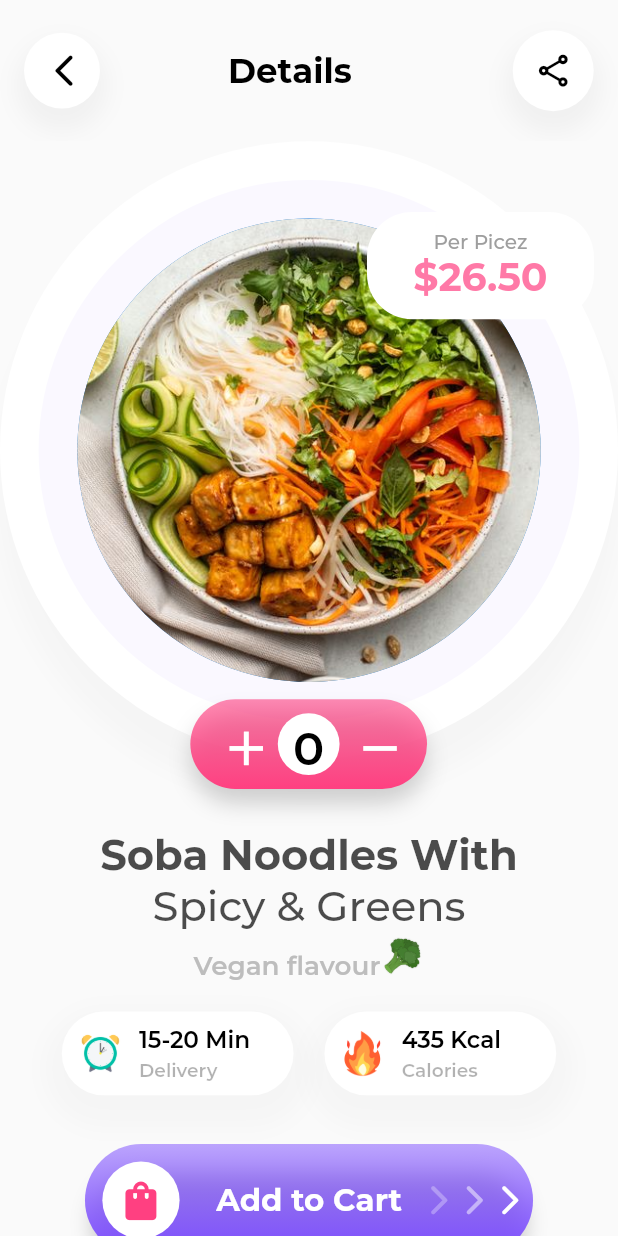
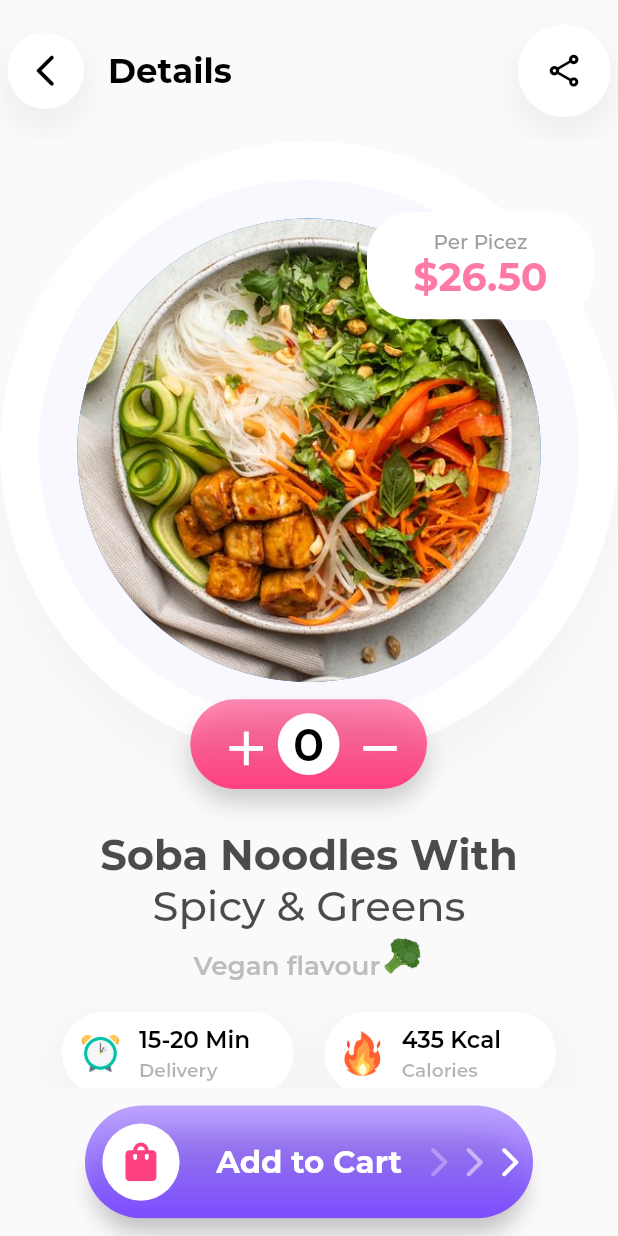
Before and after one commit to hatuan314/flutter-basic, a Flutter app: the B8Bai1 screen opened by its route, on a phone screen of 412 x 824 dp. Run offline on Flutter 3.47's test engine with Material 2 defaults, Android fonts, the phone set to English and light mode, and no system bars; our stand-ins replace dotted_border, flutter_screenutil, material_floating_search_bar; project files that could hold a hidden picture were left out.

Commit message:
Review buoi8

```diff
--- a/flutter_basic_app/lib/presentation/journey/buoi_8/bai_1/b8_bai_1.dart
+++ b/flutter_basic_app/lib/presentation/journey/buoi_8/bai_1/b8_bai_1.dart
@@ -17,7 +17,7 @@ class B8Bai1 extends StatelessWidget{
           scrollDirection: Axis.vertical,
             shrinkWrap: true,
             children:[
-              B1appbar(),
+              B1AppBarWidget(),
               SizedBox(
               height: ScreenUtil().screenWidth+35,
               child: foodItem(context)),
@@ -28,9 +28,10 @@ class B8Bai1 extends StatelessWidget{
               bottom: ScreenUtil().setWidth(20)),
               child: deliveryAndCalories(),
             ),
-             addToCartButton(),
+
             ]
         ),
+       bottomNavigationBar: addToCartButton(),
      );
   }
 
--- a/flutter_basic_app/lib/presentation/journey/buoi_8/bai_1/widget/b1_appbar.dart
+++ b/flutter_basic_app/lib/presentation/journey/buoi_8/bai_1/widget/b1_appbar.dart
@@ -1,20 +1,28 @@
 import 'package:flutter/material.dart';
 import 'package:flutter_screenutil/flutter_screenutil.dart';
 
-Widget B1appbar( )
+class B1AppBarWidget extends StatelessWidget {
+  @override
+  Widget build(BuildContext context) {
+    return B1appbar(context);
+  }
+
+  Widget B1appbar(BuildContext context)
   {
     return AppBar(
       toolbarHeight: ScreenUtil().setHeight(80),
       backgroundColor: Colors.transparent,
       automaticallyImplyLeading: false,
       elevation: 0,
-    title: Row(
-      children: [
-     Expanded(flex: 1,
+      leading:GestureDetector(
+        onTap: () => Navigator.pop(context),
         child: Container(
           alignment: Alignment.center,
+          margin: EdgeInsets.only(left: 5),
+          height: ScreenUtil().setWidth(60),
+          width: ScreenUtil().setWidth(60),
           //margin: EdgeInsets.all(ScreenUtil().setHeight(5)),
-            padding: EdgeInsets.all(ScreenUtil().setHeight(5)),
+          // padding: EdgeInsets.all(ScreenUtil().setHeight(5)),
           decoration: BoxDecoration(
               shape: BoxShape.circle,
               color: Colors.white,
@@ -27,17 +35,12 @@ toolbarHeight: ScreenUtil().setHeight(80),
                 )
               ]
           ),
-            child: Padding(
-              padding: EdgeInsets.all(ScreenUtil().setWidth(8)),
           child: Icon(Icons.arrow_back_ios_rounded,
             size: ScreenUtil().setSp(25),
             color: Colors.black,),
         ),
       ),
-        ),
-        Expanded(
-          flex: 5,
-          child: Text('Details',
+      title: Text('Details',
         textAlign: TextAlign.center,
         style: TextStyle(
           fontSize: ScreenUtil().setSp(22),
@@ -45,20 +48,11 @@ toolbarHeight: ScreenUtil().setHeight(80),
           color: Colors.black,
         ),
       ),
-        ),
-
-      ],
-    ),
       actions: [
-      Padding(
-        padding: EdgeInsets.only(
-          right: ScreenUtil().setWidth(10),
-          top:ScreenUtil().setHeight(5),
-          bottom: ScreenUtil().setHeight(5),),
-        child:
         Container(
-          margin: EdgeInsets.all(ScreenUtil().setHeight(5)),
-          padding: EdgeInsets.all(ScreenUtil().setHeight(5)),
+          height: ScreenUtil().setWidth(60),
+          width: ScreenUtil().setWidth(60),
+          margin: EdgeInsets.only(right: 5),
           decoration: BoxDecoration(
               color: Colors.white,
               shape: BoxShape.circle,
@@ -71,15 +65,13 @@ toolbarHeight: ScreenUtil().setHeight(80),
                 )
               ]
           ),
-          child: Padding(
-            padding: EdgeInsets.all(ScreenUtil().setWidth(8)),
           child: Icon(
             Icons.share_outlined,
             color: Colors.black,
             size: ScreenUtil().setSp(25),),
-          ),
-        ),
         )
       ],
     );
   }
+
+}
--- a/flutter_basic_app/lib/presentation/journey/buoi_8/bai_1/widget/food_item.dart
+++ b/flutter_basic_app/lib/presentation/journey/buoi_8/bai_1/widget/food_item.dart
@@ -1,5 +1,3 @@
-
-
 import 'package:flutter/cupertino.dart';
 import 'package:flutter/material.dart';
 import 'package:flutter_basic_app/presentation/journey/buoi_8/bai_1/number_of_items.dart';
@@ -46,7 +44,7 @@ Widget foodItem(BuildContext context) {
         ),
       ),
       Positioned(
-        left: ScreenUtil().screenWidth*2/3-30,
+        left: ScreenUtil().screenWidth * 2 / 3 - 30,
         top: ScreenUtil().setHeight(40),
         child: Container(
           key: Key('price'),
@@ -56,8 +54,7 @@ Widget foodItem(BuildContext context) {
               top: ScreenUtil().setHeight(10),
               bottom: ScreenUtil().setHeight(10)),
           decoration: BoxDecoration(
-              color: Colors.white,
-              borderRadius: BorderRadius.circular(30)),
+              color: Colors.white, borderRadius: BorderRadius.circular(30)),
           child: Column(
             children: [
               Text(
@@ -79,8 +76,8 @@ Widget foodItem(BuildContext context) {
         ),
       ),
       Positioned(
-        right: ScreenUtil().setWidth(ScreenUtil().screenWidth *0.3),
-        top: ScreenUtil().screenWidth-50+10,
+        right: ScreenUtil().setWidth(ScreenUtil().screenWidth * 0.3),
+        top: ScreenUtil().screenWidth - 50 + 10,
         child: Container(
             //  width: ScreenUtil(),
             padding: EdgeInsets.only(
@@ -107,7 +104,6 @@ Widget foodItem(BuildContext context) {
                 ),
                 borderRadius: BorderRadius.circular(100)),
             child: Row(
-
               children: [
                 IconButton(
                   icon: Icon(
@@ -115,23 +111,29 @@ Widget foodItem(BuildContext context) {
                     color: Colors.white,
                     size: ScreenUtil().setSp(37),
                   ),
-                   onPressed: ()=> context.read<ItemCounter>().increment(),
+                  onPressed: () => context.read<ItemCounter>().increment(),
                 ),
                 Container(
                   height: ScreenUtil().setWidth(40),
                   width: ScreenUtil().setWidth(40),
-                  padding: EdgeInsets.only(top:(context.watch<ItemCounter>().count>9)?ScreenUtil().setHeight(5.5):ScreenUtil().setHeight(4),
-                  //bottom: ScreenUtil().setWidth(2)
-                  ),
+                  // padding: EdgeInsets.only(
+                  //   top: (context.watch<ItemCounter>().count > 9)
+                  //       ? ScreenUtil().setHeight(5.5)
+                  //       : ScreenUtil().setHeight(4),
+                  // ),
                   decoration: BoxDecoration(
                       color: Colors.white, shape: BoxShape.circle),
+                  alignment: Alignment.center,
+                  child: FittedBox(
+                    fit: BoxFit.fill,
                     child: Text(
                       '${context.watch<ItemCounter>().count}',
                       style: TextStyle(
                           fontWeight: FontWeight.w600,
-                        fontSize: (context.watch<ItemCounter>().count>9)?ScreenUtil().setSp(28):ScreenUtil().setSp(30),
+                          fontSize: ScreenUtil().setSp(30),
                           color: Colors.black),
                       textAlign: TextAlign.center,
+                    ),
                   ),
                 ),
                 IconButton(
@@ -140,8 +142,9 @@ Widget foodItem(BuildContext context) {
                     color: Colors.white,
                     size: ScreenUtil().setSp(37),
                   ),
-                    onPressed:
-                        ()=>   ((context.read<ItemCounter>().count<=0)? context.read<ItemCounter>().notchange():context.read<ItemCounter>().decrement()),
+                  onPressed: () => ((context.read<ItemCounter>().count <= 0)
+                      ? context.read<ItemCounter>().notchange()
+                      : context.read<ItemCounter>().decrement()),
                 ),
               ],
             )),
```
Lines whose indentation alone changed are shown as unchanged.
